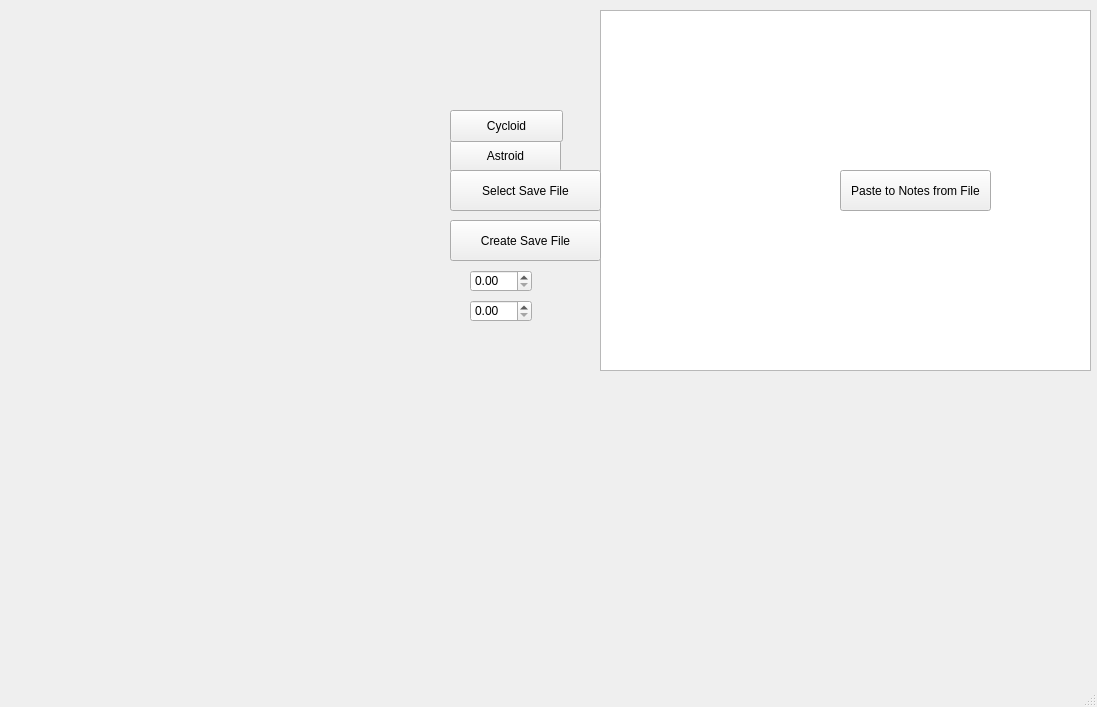
Qt form mainwindow.ui (WSU-4110/Math_Scriptum) before a commit.
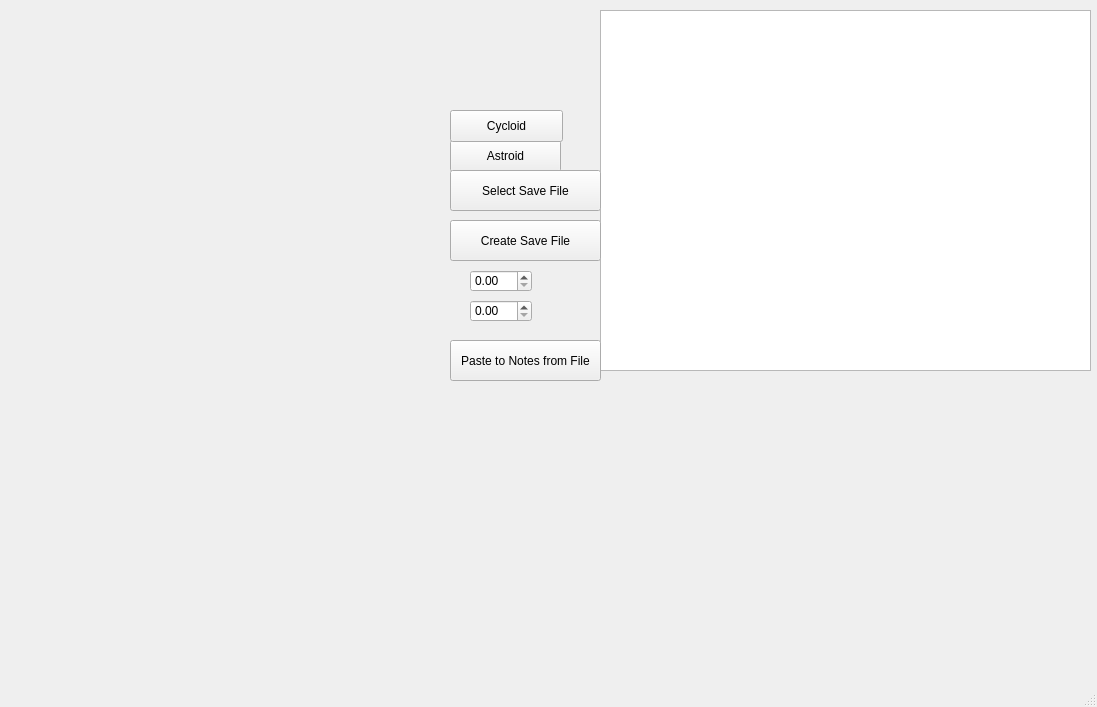
The same form after that commit. Custom widgets are drawn as their Qt base class.

Commit message: moved paste to notes from file button out of note area

```diff
--- a/mainwindow.ui
+++ b/mainwindow.ui
@@ -129,8 +129,8 @@
    <widget class="QPushButton" name="pasteFromFile">
     <property name="geometry">
      <rect>
-      <x>840</x>
-      <y>170</y>
+      <x>450</x>
+      <y>340</y>
       <width>151</width>
       <height>41</height>
      </rect>
```
Left out of the diff: 2 changed lines with no effect on the pictures.
